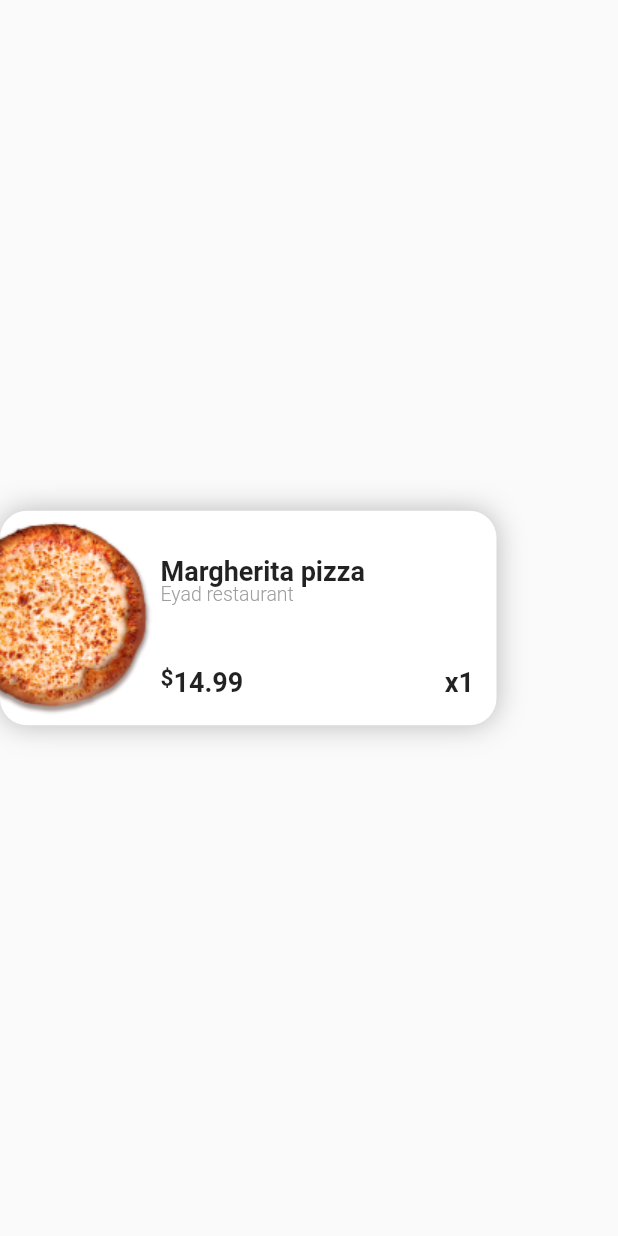
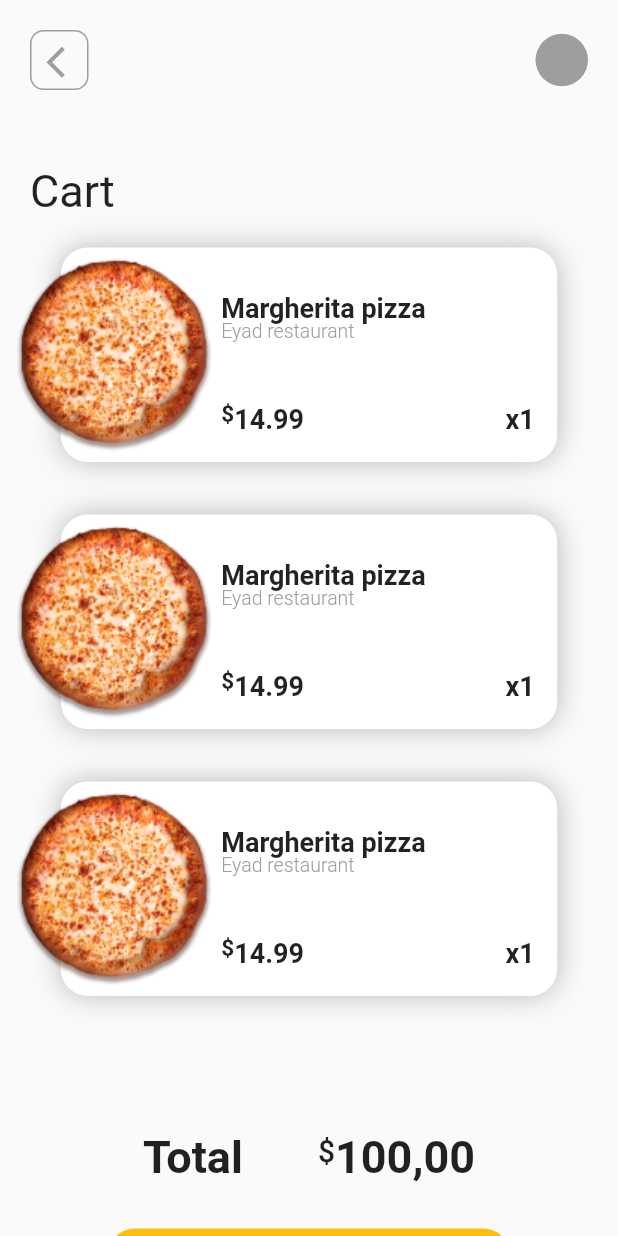
Before and after one commit to eyadkishawi01/Pizza-Online-Ordering-App, a Flutter app: the screen it shows after launch, on a phone screen of 412 x 824 dp. Run offline on Flutter 3.47's test engine with Material 2 defaults, Android fonts, the phone set to English and light mode, and no system bars.

Commit message:
complete cart screen

```diff
--- a/lib/Screens/cart.dart
+++ b/lib/Screens/cart.dart
@@ -1,5 +1,7 @@
 import 'package:flutter/material.dart';
 import 'package:ui/Widgets/go_back.dart';
+
+import '../Widgets/cart_item.dart';
 
 class CartPage extends StatelessWidget {
   const CartPage({Key? key}) : super(key: key);
@@ -8,11 +10,16 @@ class CartPage extends StatelessWidget {
   Widget build(BuildContext context) {
     return Scaffold(
       body: SafeArea(
+        child: Expanded(
+          child: SingleChildScrollView(
             child: Container(
               child: Padding(
-            padding:
-                const EdgeInsets.only(top: 20, left: 20, right: 20, bottom: 50),
-            child: Row(
+                padding: const EdgeInsets.only(
+                    top: 20, left: 20, right: 20, bottom: 50),
+                child: Column(
+                  crossAxisAlignment: CrossAxisAlignment.start,
+                  children: [
+                    Row(
                       children: [
                         const GoBack(),
                         const Expanded(child: SizedBox()),
@@ -27,6 +34,76 @@ class CartPage extends StatelessWidget {
                         ),
                       ],
                     ),
+                    const Padding(
+                      padding: EdgeInsets.only(top: 50.0, bottom: 20),
+                      child: Text(
+                        "Cart",
+                        style: TextStyle(
+                            fontSize: 30, fontWeight: FontWeight.w400),
+                      ),
+                    ),
+                    //you can use a loop here and display th containers.
+                    CartItem(),
+                    SizedBox(height: 35),
+                    CartItem(),
+                    SizedBox(height: 35),
+                    CartItem(),
+                    SizedBox(height: 90),
+
+                    Padding(
+                      padding: const EdgeInsets.only(left: 0),
+                      child: Row(
+                        mainAxisAlignment: MainAxisAlignment.center,
+                        children: const [
+                          Text(
+                            "Total",
+                            style: TextStyle(
+                                fontSize: 30, fontWeight: FontWeight.bold),
+                          ),
+                          SizedBox(width: 50),
+                          Text(
+                            "\$",
+                            style: TextStyle(
+                                fontSize: 20,
+                                height: 0.5,
+                                fontWeight: FontWeight.w500),
+                          ),
+                          Text(
+                            "100,00",
+                            style: TextStyle(
+                                fontSize: 30, fontWeight: FontWeight.bold),
+                          )
+                        ],
+                      ),
+                    ),
+                    Padding(
+                      padding: const EdgeInsets.only(top: 30, bottom: 30),
+                      child: Container(
+                        alignment: Alignment.center,
+                        child: TextButton(
+                          onPressed: () {},
+                          child: const Text(
+                            "Checkout",
+                            style: TextStyle(
+                                fontSize: 18, fontWeight: FontWeight.bold),
+                          ),
+                          style: TextButton.styleFrom(
+                            primary: Colors.black,
+                            backgroundColor:
+                                const Color.fromRGBO(255, 190, 11, 1),
+                            minimumSize: Size(268, 56),
+                            shape: const RoundedRectangleBorder(
+                              borderRadius:
+                                  BorderRadius.all(Radius.circular(18)),
+                            ),
+                          ),
+                        ),
+                      ),
+                    ),
+                  ],
+                ),
+              ),
+            ),
           ),
         ),
       ),
--- a/lib/Widgets/cart_item.dart
+++ b/lib/Widgets/cart_item.dart
@@ -5,15 +5,13 @@ class CartItem extends StatelessWidget {
 
   @override
   Widget build(BuildContext context) {
-    return Scaffold(
-      body: SafeArea(
-        child: Container(
+    return Container(
       alignment: Alignment.center,
       child: Stack(
         alignment: Alignment.centerLeft,
         overflow: Overflow.visible,
         children: [
-              Container(),
+          //     Container(),
           Container(
             width: 331,
             height: 143,
@@ -34,11 +32,12 @@ class CartItem extends StatelessWidget {
               child: Column(
                 crossAxisAlignment: CrossAxisAlignment.start,
                 children: [
+                  //<<<here you can put your number from your db>>>
                   const Text(
                     "Margherita pizza",
-                        style: TextStyle(
-                            fontSize: 18, fontWeight: FontWeight.bold),
+                    style: TextStyle(fontSize: 18, fontWeight: FontWeight.bold),
                   ),
+                  //<<<here you can put your number from your db>>>
                   const Text(
                     "Eyad restaurant",
                     style: TextStyle(
@@ -57,6 +56,7 @@ class CartItem extends StatelessWidget {
                             fontWeight: FontWeight.bold,
                             height: 0.5),
                       ),
+                      //<<<here you can put your number from your db>>>
                       Text(
                         "14.99",
                         style: TextStyle(
@@ -66,6 +66,7 @@ class CartItem extends StatelessWidget {
                       Text("x",
                           style: TextStyle(
                               fontSize: 18, fontWeight: FontWeight.bold)),
+                      //<<<here you can put your number from your db>>>
                       Text("1",
                           style: TextStyle(
                               fontSize: 18, fontWeight: FontWeight.bold)),
@@ -78,8 +79,6 @@ class CartItem extends StatelessWidget {
           Positioned(left: -30, child: Image.asset("assets/mpizza.png")),
         ],
       ),
-        ),
-      ),
     );
   }
 }
--- a/lib/main.dart
+++ b/lib/main.dart
@@ -17,7 +17,7 @@ class MyApp extends StatelessWidget {
     return const MaterialApp(
       debugShowCheckedModeBanner: false,
       title: 'Welcome to Flutter',
-      home: CartItem(),
+      home: CartPage(),
     );
   }
 }
```
Lines whose indentation alone changed are shown as unchanged.
